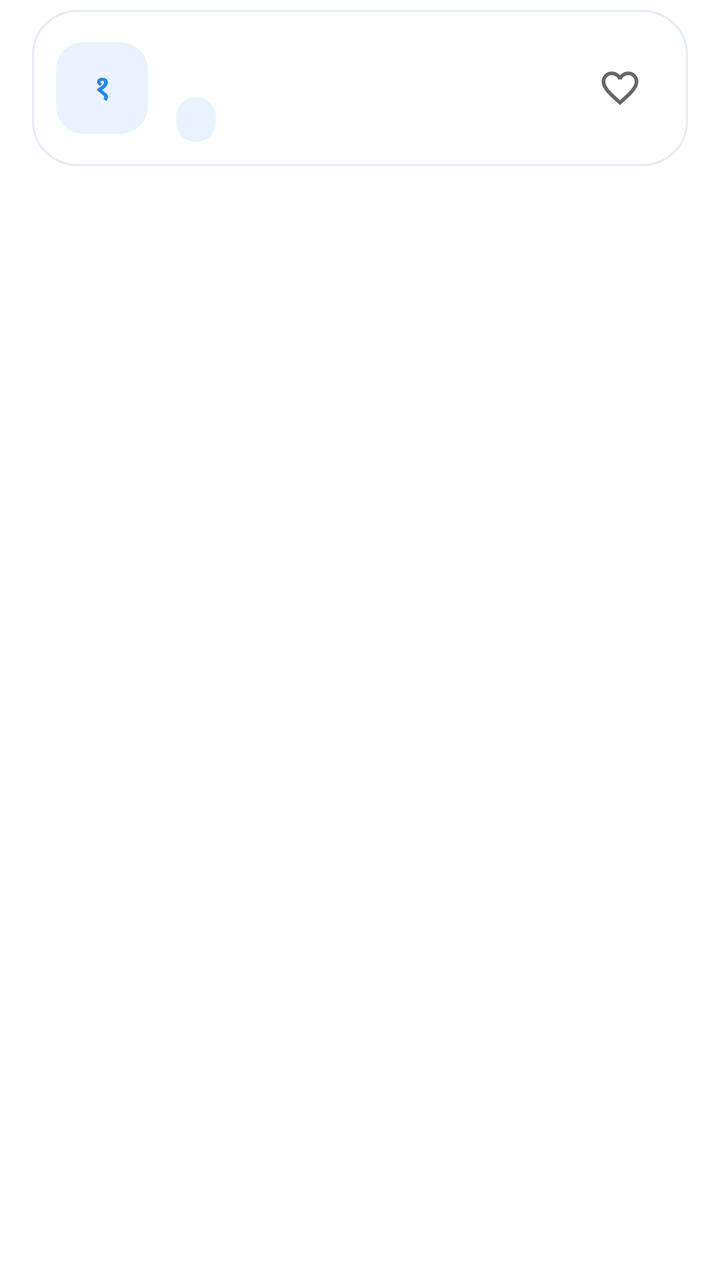
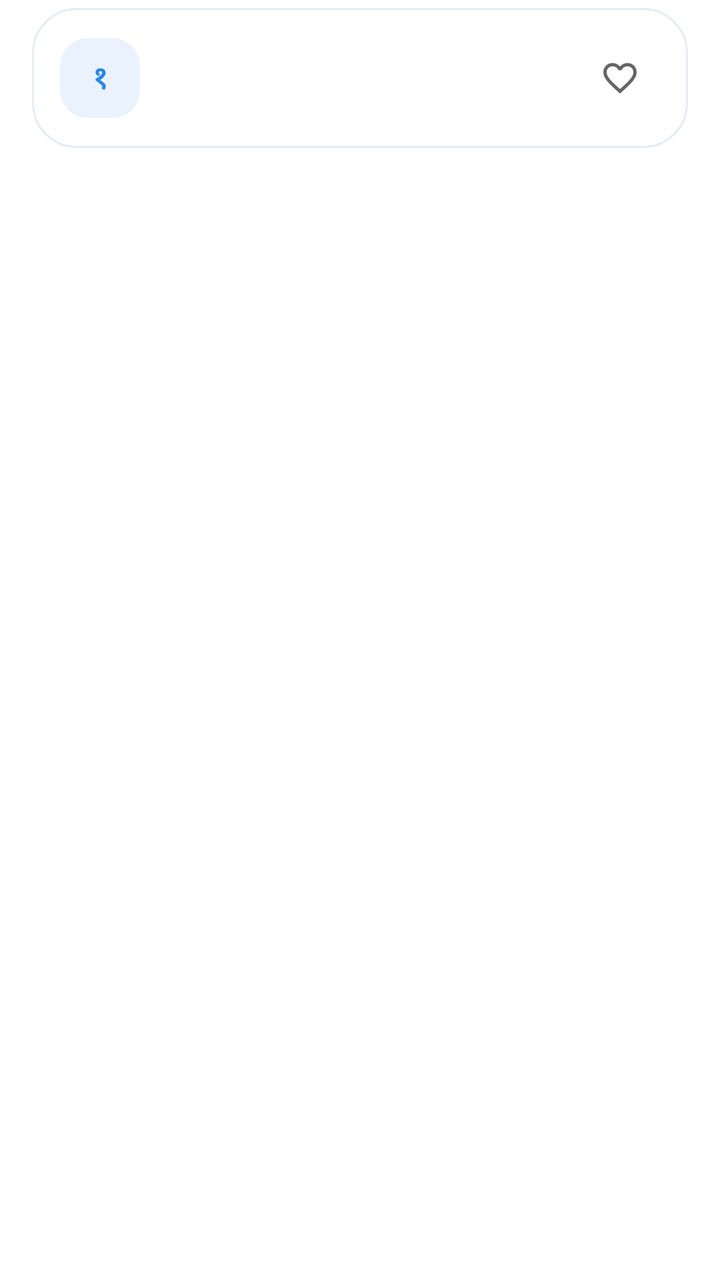

Compare the two renders of this Android layout. The source of the first and the diff that turns it into the second are given below.
<!-- AndroidManifest.xml: application theme Theme.BhajanApp -->
<!-- res/layout/item_bhajan.xml -->
<FrameLayout xmlns:android="http://schemas.android.com/apk/res/android"
    android:layout_width="match_parent"
    android:layout_height="wrap_content"
    android:paddingStart="16dp"
    android:paddingEnd="16dp"
    android:paddingTop="5dp"
    android:paddingBottom="5dp"
    android:clipChildren="false"
    android:clipToPadding="false">

    
    <FrameLayout
        android:id="@+id/archive_reveal"
        android:layout_width="match_parent"
        android:layout_height="match_parent"
        android:background="@drawable/bg_archive_reveal"
        android:visibility="gone">

        <LinearLayout
            android:layout_width="wrap_content"
            android:layout_height="wrap_content"
            android:layout_gravity="start|center_vertical"
            android:layout_marginStart="22dp"
            android:gravity="center"
            android:orientation="vertical">
            <ImageView
                android:layout_width="24dp"
                android:layout_height="24dp"
                android:src="@drawable/ic_archive"
                android:tint="#C0392B" />
            <TextView
                android:id="@+id/tv_archive_action"
                android:layout_width="wrap_content"
                android:layout_height="wrap_content"
                android:layout_marginTop="4dp"
                android:text="Archive"
                android:textColor="#C0392B"
                android:textSize="13sp"
                android:textStyle="bold" />
        </LinearLayout>
        <LinearLayout
            android:layout_width="wrap_content"
            android:layout_height="wrap_content"
            android:layout_gravity="end|center_vertical"
            android:layout_marginEnd="22dp"
            android:gravity="center"
            android:orientation="vertical">
            <ImageView
                android:layout_width="24dp"
                android:layout_height="24dp"
                android:src="@drawable/ic_archive"
                android:tint="#C0392B" />
            <TextView
                android:id="@+id/tv_archive_action_right"
                android:layout_width="wrap_content"
                android:layout_height="wrap_content"
                android:layout_marginTop="4dp"
                android:text="Archive"
                android:textColor="#C0392B"
                android:textSize="13sp"
                android:textStyle="bold" />
        </LinearLayout>
    </FrameLayout>

    
    <FrameLayout
        android:id="@+id/card_container"
        android:layout_width="match_parent"
        android:layout_height="wrap_content">

        <LinearLayout
            android:id="@+id/row"
            android:layout_width="match_parent"
            android:layout_height="wrap_content"
            android:background="@drawable/bg_card"
            android:foreground="?attr/selectableItemBackground"
            android:gravity="center_vertical"
            android:orientation="horizontal"
            android:padding="12dp">

            <TextView
                android:id="@+id/tv_number"
                android:layout_width="wrap_content"
                android:layout_height="46dp"
                android:background="@drawable/bg_badge"
                android:gravity="center"
                android:minWidth="46dp"
                android:paddingStart="6dp"
                android:paddingEnd="6dp"
                android:text="१"
                android:textColor="@color/accent"
                android:textSize="16sp"
                android:textStyle="bold" />

            <LinearLayout
                android:layout_width="0dp"
                android:layout_height="wrap_content"
                android:layout_marginStart="14dp"
                android:layout_marginEnd="14dp"
                android:layout_weight="1"
                android:orientation="vertical">

                <TextView
                    android:id="@+id/tv_title"
                    android:layout_width="match_parent"
                    android:layout_height="wrap_content"
                    android:textColor="@color/text_primary"
                    android:textSize="19sp"
                    android:textStyle="bold" />

                <TextView
                    android:id="@+id/tv_sub"
                    android:layout_width="wrap_content"
                    android:layout_height="wrap_content"
                    android:layout_marginTop="6dp"
                    android:background="@drawable/bg_tag"
                    android:paddingStart="10dp"
                    android:paddingEnd="10dp"
                    android:paddingTop="3dp"
                    android:paddingBottom="3dp"
                    android:textColor="@color/text_secondary"
                    android:textSize="12sp"
                    android:textStyle="bold" />
            </LinearLayout>

            <ImageView
                android:id="@+id/iv_fav"
                android:layout_width="44dp"
                android:layout_height="44dp"
                android:background="?attr/selectableItemBackgroundBorderless"
                android:contentDescription="Favourite"
                android:padding="11dp"
                android:src="@drawable/ic_heart_outline" />
        </LinearLayout>
    </FrameLayout>
</FrameLayout>
<!-- resources referenced by this layout -->
<resources>
  <color name="accent">#2185F5</color>
  <color name="text_primary">#10213F</color>
  <color name="text_secondary">#7A8AA3</color>
  <!-- drawable bg_archive_reveal (drawable) -->
  <shape xmlns:android="http://schemas.android.com/apk/res/android" android:shape="rectangle">
      <solid android:color="#FDECEC" />
      <corners android:radius="22dp" />
  </shape>
  <!-- drawable bg_badge (drawable) -->
  <?xml version="1.0" encoding="utf-8"?>
  <shape xmlns:android="http://schemas.android.com/apk/res/android" android:shape="rectangle">
      <solid android:color="@color/muted" />
      <corners android:radius="14dp" />
  </shape>
  <!-- drawable bg_card (drawable) -->
  <?xml version="1.0" encoding="utf-8"?>
  <shape xmlns:android="http://schemas.android.com/apk/res/android" android:shape="rectangle">
      <solid android:color="@color/card" />
      <corners android:radius="22dp" />
      <stroke android:width="1dp" android:color="@color/card_border" />
  </shape>
  <!-- drawable bg_tag (drawable) -->
  <?xml version="1.0" encoding="utf-8"?>
  <shape xmlns:android="http://schemas.android.com/apk/res/android" android:shape="rectangle">
      <solid android:color="@color/muted" />
      <corners android:radius="10dp" />
  </shape>
  <!-- drawable ic_archive (drawable) -->
  <vector xmlns:android="http://schemas.android.com/apk/res/android"
      android:width="24dp"
      android:height="24dp"
      android:viewportWidth="24"
      android:viewportHeight="24">
      <path
          android:fillColor="#FF000000"
          android:pathData="M20.54,5.23l-1.39,-1.68C18.88,3.21 18.47,3 18,3H6c-0.47,0 -0.88,0.21 -1.16,0.55L3.46,5.23C3.17,5.57 3,6.02 3,6.5V19c0,1.1 0.9,2 2,2h14c1.1,0 2,-0.9 2,-2V6.5c0,-0.48 -0.17,-0.93 -0.46,-1.27zM12,17.5L6.5,12H10v-2h4v2h3.5L12,17.5zM5.12,5l0.81,-1h12l0.94,1H5.12z" />
  </vector>
  <!-- drawable ic_heart_outline (drawable) -->
  <vector xmlns:android="http://schemas.android.com/apk/res/android"
      android:width="24dp" android:height="24dp"
      android:viewportWidth="24" android:viewportHeight="24"
      android:tint="?attr/colorControlNormal">
      <path android:fillColor="@android:color/white"
          android:pathData="M16.5,3c-1.74,0 -3.41,0.81 -4.5,2.09C10.91,3.81 9.24,3 7.5,3 4.42,3 2,5.42 2,8.5c0,3.78 3.4,6.86 8.55,11.54L12,21.35l1.45,-1.32C18.6,15.36 22,12.28 22,8.5 22,5.42 19.58,3 16.5,3zM12.1,18.55l-0.1,0.1 -0.1,-0.1C7.14,14.24 4,11.39 4,8.5 4,6.5 5.5,5 7.5,5c1.54,0 3.04,0.99 3.57,2.36h1.87C13.46,5.99 14.96,5 16.5,5c2,0 3.5,1.5 3.5,3.5 0,2.89 -3.14,5.74 -7.9,10.05z"/>
  </vector>
  <style name="Theme.BhajanApp" parent="Theme.MaterialComponents.DayNight.NoActionBar">
          <item name="colorPrimary">@color/accent</item>
          <item name="android:statusBarColor">@color/bg</item>
          <item name="android:windowLightStatusBar">true</item>
          <item name="android:fontFamily">sans-serif-light</item>
          <item name="fontFamily">sans-serif-light</item>
      </style>
  <color name="muted">#EAF2FD</color>
  <color name="card">#FFFFFF</color>
  <color name="card_border">#E4ECF7</color>
  <color name="bg">#F4F8FE</color>
</resources>

<!-- the commit's change to res/layout/item_bhajan.xml (unified diff, before → after) -->
@@ -3,8 +3,8 @@
     android:layout_height="wrap_content"
     android:paddingStart="16dp"
     android:paddingEnd="16dp"
-    android:paddingTop="5dp"
-    android:paddingBottom="5dp"
+    android:paddingTop="4dp"
+    android:paddingBottom="4dp"
     android:clipChildren="false"
     android:clipToPadding="false">
 
@@ -23,11 +23,13 @@
             android:layout_marginStart="22dp"
             android:gravity="center"
             android:orientation="vertical">
+
             <ImageView
                 android:layout_width="24dp"
                 android:layout_height="24dp"
                 android:src="@drawable/ic_archive"
                 android:tint="#C0392B" />
+
             <TextView
                 android:id="@+id/tv_archive_action"
                 android:layout_width="wrap_content"
@@ -38,6 +40,7 @@
                 android:textSize="13sp"
                 android:textStyle="bold" />
         </LinearLayout>
+
         <LinearLayout
             android:layout_width="wrap_content"
             android:layout_height="wrap_content"
@@ -45,11 +48,13 @@
             android:layout_marginEnd="22dp"
             android:gravity="center"
             android:orientation="vertical">
+
             <ImageView
                 android:layout_width="24dp"
                 android:layout_height="24dp"
                 android:src="@drawable/ic_archive"
                 android:tint="#C0392B" />
+
             <TextView
                 android:id="@+id/tv_archive_action_right"
                 android:layout_width="wrap_content"
@@ -76,27 +81,29 @@
             android:foreground="?attr/selectableItemBackground"
             android:gravity="center_vertical"
             android:orientation="horizontal"
-            android:padding="12dp">
+            android:padding="14dp">
 
+            
             <TextView
                 android:id="@+id/tv_number"
                 android:layout_width="wrap_content"
-                android:layout_height="46dp"
+                android:layout_height="40dp"
                 android:background="@drawable/bg_badge"
                 android:gravity="center"
-                android:minWidth="46dp"
+                android:minWidth="40dp"
                 android:paddingStart="6dp"
                 android:paddingEnd="6dp"
                 android:text="१"
                 android:textColor="@color/accent"
-                android:textSize="16sp"
+                android:textSize="15sp"
                 android:textStyle="bold" />
 
+            
             <LinearLayout
                 android:layout_width="0dp"
                 android:layout_height="wrap_content"
-                android:layout_marginStart="14dp"
-                android:layout_marginEnd="14dp"
+                android:layout_marginStart="12dp"
+                android:layout_marginEnd="12dp"
                 android:layout_weight="1"
                 android:orientation="vertical">
 
@@ -104,32 +111,44 @@
                     android:id="@+id/tv_title"
                     android:layout_width="match_parent"
                     android:layout_height="wrap_content"
+                    android:ellipsize="end"
+                    android:maxLines="1"
                     android:textColor="@color/text_primary"
-                    android:textSize="19sp"
+                    android:textSize="16sp"
                     android:textStyle="bold" />
 
-                <TextView
-                    android:id="@+id/tv_sub"
+                
+                <LinearLayout
+                    android:id="@+id/sub_row"
                     android:layout_width="wrap_content"
                     android:layout_height="wrap_content"
-                    android:layout_marginTop="6dp"
-                    android:background="@drawable/bg_tag"
-                    android:paddingStart="10dp"
-                    android:paddingEnd="10dp"
-                    android:paddingTop="3dp"
-                    android:paddingBottom="3dp"
-                    android:textColor="@color/text_secondary"
-                    android:textSize="12sp"
-                    android:textStyle="bold" />
+                    android:layout_marginTop="4dp"
+                    android:gravity="center_vertical"
+                    android:orientation="horizontal">
+
+                    <View
+                        android:id="@+id/deity_dot"
+                        android:layout_width="8dp"
+                        android:layout_height="8dp" />
+
+                    <TextView
+                        android:id="@+id/tv_sub"
+                        android:layout_width="wrap_content"
+                        android:layout_height="wrap_content"
+                        android:layout_marginStart="6dp"
+                        android:textColor="@color/text_secondary"
+                        android:textSize="12sp" />
+                </LinearLayout>
             </LinearLayout>
 
+            
             <ImageView
                 android:id="@+id/iv_fav"
-                android:layout_width="44dp"
-                android:layout_height="44dp"
+                android:layout_width="40dp"
+                android:layout_height="40dp"
                 android:background="?attr/selectableItemBackgroundBorderless"
                 android:contentDescription="Favourite"
-                android:padding="11dp"
+                android:padding="10dp"
                 android:src="@drawable/ic_heart_outline" />
         </LinearLayout>
     </FrameLayout>
<!-- resource entries referenced after the edit -->
@@ -20,12 +20,6 @@
       <solid android:color="@color/card" />
       <corners android:radius="22dp" />
       <stroke android:width="1dp" android:color="@color/card_border" />
-  </shape>
-  <!-- drawable bg_tag (drawable) -->
-  <?xml version="1.0" encoding="utf-8"?>
-  <shape xmlns:android="http://schemas.android.com/apk/res/android" android:shape="rectangle">
-      <solid android:color="@color/muted" />
-      <corners android:radius="10dp" />
   </shape>
   <!-- drawable ic_archive (drawable) -->
   <vector xmlns:android="http://schemas.android.com/apk/res/android"
